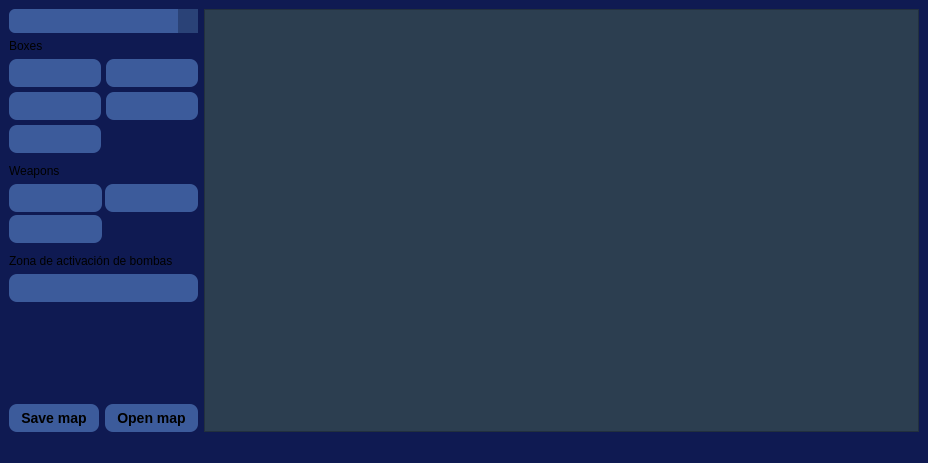
First picture: the form in editor/mainwindow.ui, repository caroracedo/counterstrike2d-2025c1-grupo2, before the edit.
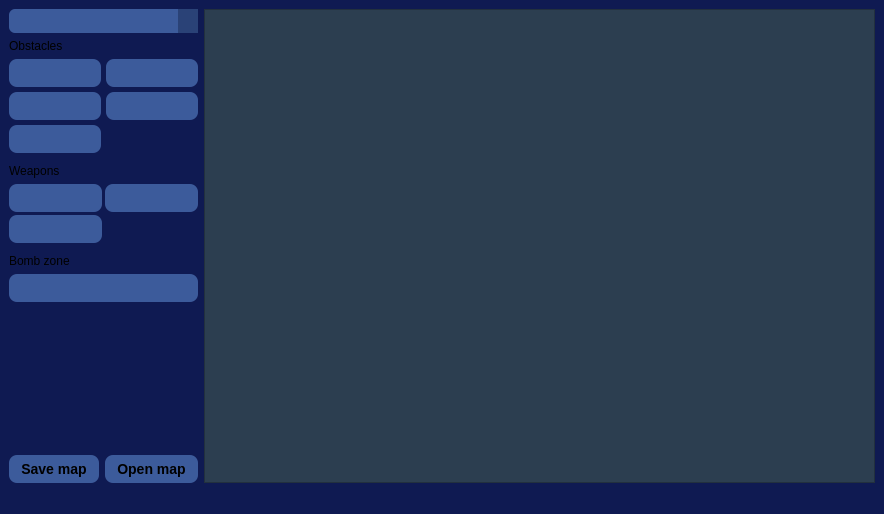
Second picture: the form after the edit. Icons and pictures are not drawn.

Commit message: algunas mejoras

```diff
--- a/editor/mainwindow.ui
+++ b/editor/mainwindow.ui
@@ -9,8 +9,8 @@
    <rect>
     <x>0</x>
     <y>0</y>
-    <width>928</width>
-    <height>463</height>
+    <width>884</width>
+    <height>514</height>
    </rect>
   </property>
   <property name="sizePolicy">
@@ -92,7 +92,7 @@
          </sizepolicy>
         </property>
         <property name="text">
-         <string>Boxes</string>
+         <string>Obstacles</string>
         </property>
        </widget>
       </item>
@@ -448,7 +448,7 @@
       <item>
        <widget class="QLabel" name="label_3">
         <property name="text">
-         <string>Zona de activación de bombas</string>
+         <string>Bomb zone</string>
         </property>
        </widget>
       </item>
```
Left out of the diff: 2 changed lines with no effect on the pictures. The commit also changes 1 other file.
